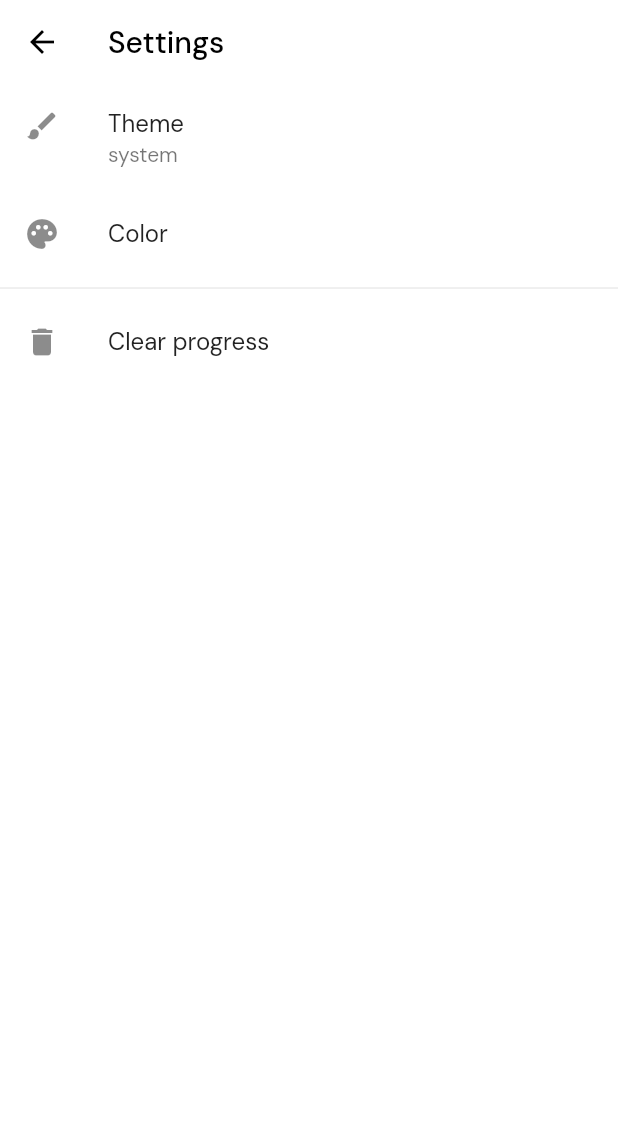
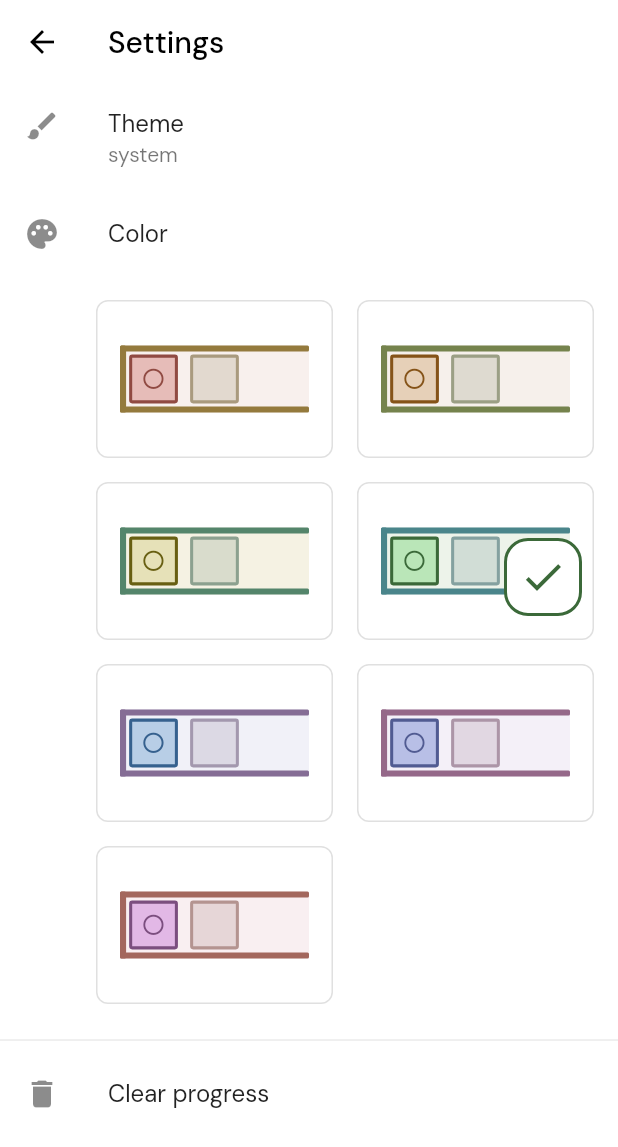
Before and after one commit to vgkgopalsaroja/blocked, a Flutter app: the screen it shows after launch, after a tap on "Settings", on a phone screen of 412 x 824 dp. Shown: the top 1147 px of the screen. Run offline on Flutter 3.47's test engine with Material 2 defaults, Android fonts, the phone set to English and light mode, and no system bars; our stand-ins replace adaptive_theme, equatable, flex_color_scheme, flutter_bloc, google_fonts, material_design_icons_flutter and 2 more; missing offline and left inert: flutter_portal.

Commit message:
Improve color scheme preview

```diff
--- a/lib/level_selection/view/chapter_selection_page.dart
+++ b/lib/level_selection/view/chapter_selection_page.dart
@@ -15,7 +15,9 @@ class ChapterSelectionPage extends StatelessWidget {
     return Scaffold(
       body: CustomScrollView(
         slivers: [
-          const SliverAppBar(),
+          const SliverAppBar(
+            pinned: true,
+          ),
           SliverToBoxAdapter(
               child: Padding(
             padding: const EdgeInsets.all(16.0),
--- a/lib/main.dart
+++ b/lib/main.dart
@@ -20,30 +20,15 @@ void main() async {
   ));
 }
 
-class BlockedApp extends StatelessWidget {
-  BlockedApp({
-    Key? key,
-    required this.chapters,
-    required this.savedThemeMode,
-    required this.savedThemeColor,
-  }) : super(key: key);
-
-  final List<LevelChapter> chapters;
-  final AdaptiveThemeMode? savedThemeMode;
-  final Color? savedThemeColor;
-  final GlobalKey<NavigatorState> navigatorKey = GlobalKey();
-  final NavigatorCubit navigatorCubit =
-      NavigatorCubit(const AppRoutePath.home());
-
 ThemeData createThemeWithBrightness(Color primary, Brightness brightness) {
-    final greenColorScheme =
+  final colorScheme =
       ColorScheme.fromSeed(seedColor: primary, brightness: brightness);
 
   if (brightness == Brightness.light) {
     return FlexThemeData.light(
       colors: FlexSchemeColor.from(
-          primary: greenColorScheme.primary,
-          secondary: greenColorScheme.tertiary,
+        primary: colorScheme.primary,
+        secondary: colorScheme.tertiary,
       ),
       useSubThemes: true,
       blendLevel: 16,
@@ -60,8 +45,8 @@ class BlockedApp extends StatelessWidget {
   } else {
     return FlexThemeData.dark(
       colors: FlexSchemeColor.from(
-          primary: greenColorScheme.primary,
-          secondary: greenColorScheme.tertiary,
+        primary: colorScheme.primary,
+        secondary: colorScheme.tertiary,
       ),
       useSubThemes: true,
       blendLevel: 16,
@@ -77,6 +62,21 @@ class BlockedApp extends StatelessWidget {
     );
   }
 }
+
+class BlockedApp extends StatelessWidget {
+  BlockedApp({
+    Key? key,
+    required this.chapters,
+    required this.savedThemeMode,
+    required this.savedThemeColor,
+  }) : super(key: key);
+
+  final List<LevelChapter> chapters;
+  final AdaptiveThemeMode? savedThemeMode;
+  final Color? savedThemeColor;
+  final GlobalKey<NavigatorState> navigatorKey = GlobalKey();
+  final NavigatorCubit navigatorCubit =
+      NavigatorCubit(const AppRoutePath.home());
 
   @override
   Widget build(BuildContext context) {
--- a/lib/puzzle/widgets/board_colors.dart
+++ b/lib/puzzle/widgets/board_colors.dart
@@ -52,8 +52,7 @@ class BoardColorData {
   BoardColorData.fromColorScheme(ColorScheme colorScheme)
       : this(
           block: colorScheme.secondary.blend(colorScheme.background, 80),
-            blockOutline:
-                colorScheme.secondary.blend(colorScheme.background, 40),
+          blockOutline: colorScheme.secondary.blend(colorScheme.background, 40),
           controlledBlock: colorScheme.brightness == Brightness.dark
               ? HSVColor.fromColor(colorScheme.primary)
                   .withSaturation(0.2)
@@ -64,11 +63,14 @@ class BoardColorData {
                   .withValue(0.9)
                   .toColor(),
           controlledBlockOutline: colorScheme.primary,
-            wall: colorScheme.secondary,
+          wall: colorScheme.brightness == Brightness.dark
+              ? colorScheme.secondary
+              : colorScheme.secondary.brighten(10),
           floor: colorScheme.secondary.blend(colorScheme.background, 95),
           checkmark: colorScheme.brightness == Brightness.dark
               ? colorScheme.primary
-                : colorScheme.primary.brighten(50));
+              : colorScheme.primary.brighten(50),
+        );
 
   final Color block;
   final Color blockOutline;
--- a/lib/settings/settings.dart
+++ b/lib/settings/settings.dart
@@ -1,3 +1,4 @@
 export 'bloc/theme_color_bloc.dart';
 export 'util/theme_color_saver.dart';
 export 'view/settings_page.dart';
+export 'widgets/theme_color_preview.dart';
--- a/lib/settings/view/settings_page.dart
+++ b/lib/settings/view/settings_page.dart
@@ -1,14 +1,15 @@
 import 'package:adaptive_theme/adaptive_theme.dart';
+import 'package:blocked/main.dart';
 import 'package:blocked/progress/progress.dart';
+import 'package:blocked/puzzle/puzzle.dart';
 import 'package:blocked/settings/settings.dart';
-import 'package:flex_color_scheme/flex_color_scheme.dart';
 import 'package:flutter/material.dart';
 import 'package:flutter_bloc/flutter_bloc.dart';
 
 class SettingsPage extends StatelessWidget {
   const SettingsPage({Key? key}) : super(key: key);
 
-  static const colors = [
+  static const List<Color> colors = [
     Colors.red,
     Colors.orange,
     Colors.yellow,
@@ -21,9 +22,6 @@ class SettingsPage extends StatelessWidget {
   @override
   Widget build(BuildContext context) {
     final settingsContext = context;
-    final themeColor =
-        context.select((ThemeColorBloc bloc) => bloc.state.color);
-    final brightness = Theme.of(context).brightness;
     return Scaffold(
       appBar: AppBar(title: const Text('Settings')),
       body: SingleChildScrollView(
@@ -70,62 +68,74 @@ class SettingsPage extends StatelessWidget {
                 );
               },
             ),
-            ListTile(
-              title: const Text('Color'),
-              leading: const Icon(Icons.palette_rounded),
-              onTap: () {
-                showDialog(
-                  context: context,
-                  builder: (context) => AlertDialog(
-                    title: const Text('Color'),
-                    content: SingleChildScrollView(
-                      child: SizedBox(
-                        width: 128 * 4,
-                        child: GridView.builder(
+            const ListTile(
+              title: Text('Color'),
+              leading: Icon(Icons.palette_rounded),
+            ),
+            GridView.builder(
+              padding:
+                  const EdgeInsetsDirectional.fromSTEB(64.0, 16.0, 16.0, 16.0),
               shrinkWrap: true,
-                          gridDelegate:
-                              const SliverGridDelegateWithMaxCrossAxisExtent(
-                            maxCrossAxisExtent: 128,
-                            childAspectRatio: 1,
+              gridDelegate: const SliverGridDelegateWithMaxCrossAxisExtent(
+                maxCrossAxisExtent: 256,
+                childAspectRatio: 3 / 2,
                 mainAxisSpacing: 16,
                 crossAxisSpacing: 16,
               ),
               itemCount: colors.length,
               itemBuilder: (context, index) {
-                            final colorScheme = ColorScheme.fromSeed(
-                                seedColor: colors[index],
-                                brightness: brightness);
-                            final flexColorScheme =
-                                brightness == Brightness.light
-                                    ? FlexThemeData.light(
-                                        colors: FlexSchemeColor.from(
-                                          primary: colorScheme.primary,
-                                          secondary: colorScheme.tertiary,
-                                        ),
-                                      ).colorScheme
-                                    : FlexThemeData.dark(
-                                        colors: FlexSchemeColor.from(
-                                          primary: colorScheme.primary,
-                                          secondary: colorScheme.tertiary,
-                                        ),
-                                      ).colorScheme;
-                            return _ColorOption(
-                              primary: flexColorScheme.primary,
-                              secondary: flexColorScheme.secondary,
-                              isSelected: themeColor == colors[index],
-                              onTap: () {
+                final color = colors[index];
+
+                return Builder(builder: (context) {
+                  final isSelected = context.select((ThemeColorBloc bloc) =>
+                      bloc.state.color.value == color.value);
+                  return OutlinedButton(
+                    onPressed: () {
                       context
                           .read<ThemeColorBloc>()
                           .add(ThemeColorChanged(colors[index]));
-                                Navigator.pop(context);
                     },
-                            );
-                          },
+                    style: OutlinedButton.styleFrom(
+                      padding: const EdgeInsets.symmetric(
+                          vertical: 16.0, horizontal: 8.0),
+                    ),
+                    child: Stack(
+                      alignment: AlignmentDirectional.bottomEnd,
+                      children: [
+                        Center(
+                          child: Padding(
+                            padding: const EdgeInsets.all(8.0),
+                            child: BoardColor(
+                              data: BoardColorData.fromColorScheme(
+                                  createThemeWithBrightness(
+                                          color, Theme.of(context).brightness)
+                                      .colorScheme),
+                              child: const ThemeColorPreview(),
                             ),
                           ),
                         ),
+                        if (isSelected)
+                          Container(
+                            decoration: BoxDecoration(
+                              border: Border.all(
+                                color: Theme.of(context).colorScheme.primary,
+                                width: 2.0,
+                              ),
+                              color: Theme.of(context).colorScheme.surface,
+                              borderRadius: BorderRadius.circular(16.0),
+                            ),
+                            child: const Padding(
+                              padding: EdgeInsets.all(8.0),
+                              child: Icon(
+                                Icons.check,
+                                size: 32.0,
+                              ),
+                            ),
+                          ),
+                      ],
                     ),
                   );
+                });
               },
             ),
             const Divider(),
@@ -168,71 +178,3 @@ class SettingsPage extends StatelessWidget {
     );
   }
 }
-
-class _ColorOption extends StatelessWidget {
-  const _ColorOption({
-    Key? key,
-    required this.primary,
-    required this.secondary,
-    required this.isSelected,
-    required this.onTap,
-  }) : super(key: key);
-
-  final Color primary;
-  final Color secondary;
-  final bool isSelected;
-  final VoidCallback onTap;
-
-  @override
-  Widget build(BuildContext context) {
-    return InkWell(
-      onTap: onTap,
-      splashColor: primary.darken(5).withOpacity(0.5),
-      borderRadius: BorderRadius.circular(16),
-      child: Stack(
-        children: [
-          Positioned.fill(
-            child: FittedBox(
-              child: SizedBox(
-                width: 100,
-                height: 100,
-                child: Row(
-                  children: [
-                    Expanded(
-                      flex: 3,
-                      child: Ink(
-                        height: 100,
-                        decoration: BoxDecoration(
-                          color: primary,
-                          borderRadius: const BorderRadius.horizontal(
-                            left: Radius.circular(16),
-                          ),
-                        ),
-                      ),
-                    ),
-                    Expanded(
-                      flex: 1,
-                      child: Ink(
-                        height: 100,
-                        decoration: BoxDecoration(
-                          color: secondary,
-                          borderRadius: const BorderRadius.horizontal(
-                            right: Radius.circular(16),
-                          ),
-                        ),
-                      ),
-                    ),
-                  ],
-                ),
-              ),
-            ),
-          ),
-          Center(
-            child:
-                isSelected ? Icon(Icons.check, color: primary.onColor) : null,
-          )
-        ],
-      ),
-    );
-  }
-}
--- /dev/null
+++ b/lib/settings/widgets/theme_color_preview.dart
@@ -0,0 +1,32 @@
+import 'package:blocked/models/models.dart';
+import 'package:blocked/puzzle/puzzle.dart';
+import 'package:flutter/material.dart';
+import 'package:flutter_bloc/flutter_bloc.dart';
+
+class ThemeColorPreview extends StatelessWidget {
+  const ThemeColorPreview({Key? key}) : super(key: key);
+
+  @override
+  Widget build(BuildContext context) {
+    return BlocProvider(
+      create: (context) => LevelBloc(
+        LevelState.initial(
+          PuzzleState.initial(
+            3,
+            1,
+            initialBlock: const Block.main(1, 1).place(0, 0),
+            otherBlocks: [
+              const Block(1, 1).place(1, 0),
+            ],
+            walls: [
+              Segment.horizontal(y: 0, start: 0, end: 3),
+              Segment.horizontal(y: 1, start: 0, end: 3),
+              Segment.vertical(x: 0, start: 0, end: 1),
+            ],
+          ),
+        ),
+      ),
+      child: const Puzzle(),
+    );
+  }
+}
```
Lines whose indentation alone changed are shown as unchanged.
